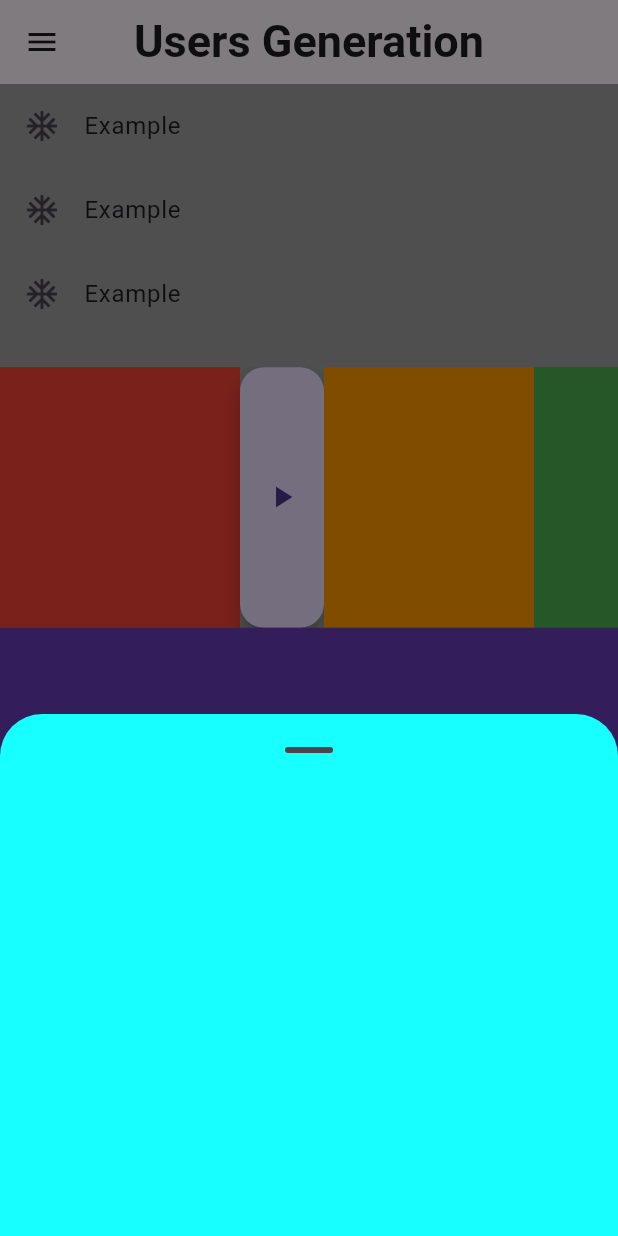
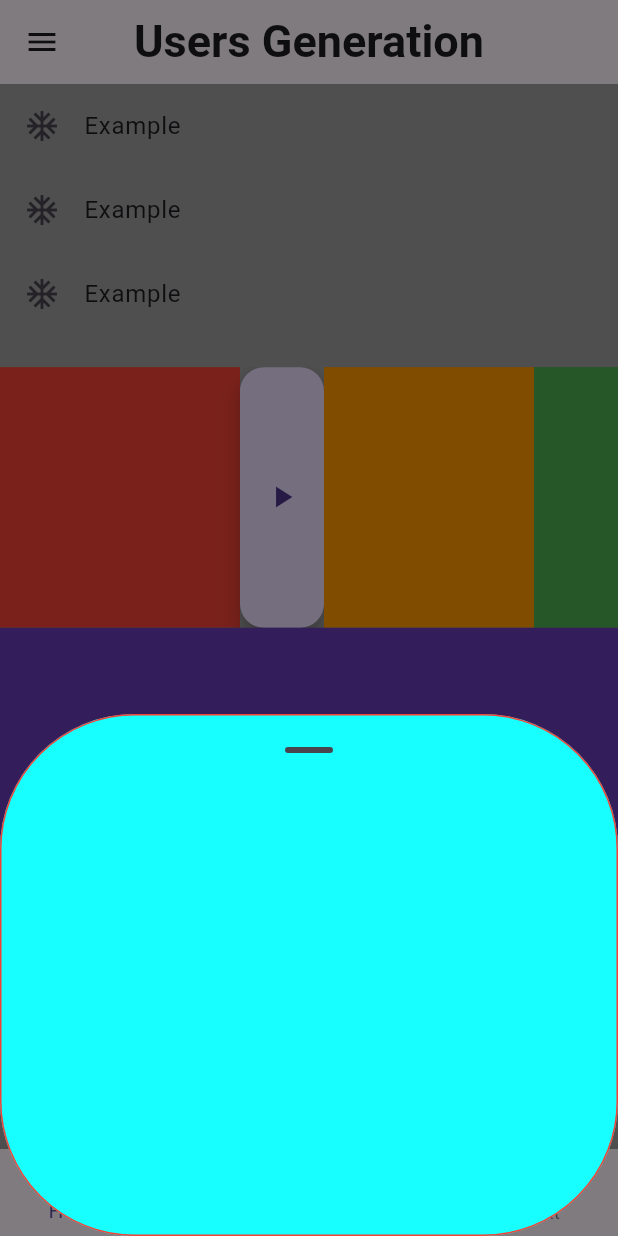
Before and after one commit to Johncross00/random_user, a Flutter app: the screen it shows after launch, after a tap on "Bottom Sheet", on a phone screen of 412 x 824 dp. Run offline on Flutter 3.47's test engine with Material 3 defaults, Android fonts, the phone set to English and light mode, and no system bars.

```diff
--- a/lib/screen/widgets/bottom_sheet.dart
+++ b/lib/screen/widgets/bottom_sheet.dart
@@ -19,6 +19,9 @@ class BottomSheetBar extends StatelessWidget {
         elevation: 50,
         enableDrag: true,
         showDragHandle: true,
+        shape: RoundedRectangleBorder(
+          borderRadius: BorderRadius.vertical(bottom: Radius.circular(90), top: Radius.circular(90)),
+            side: BorderSide(color: Colors.red, width: 1)),
         context: context,
         builder: (context) => Container(
       height: 300,
```
